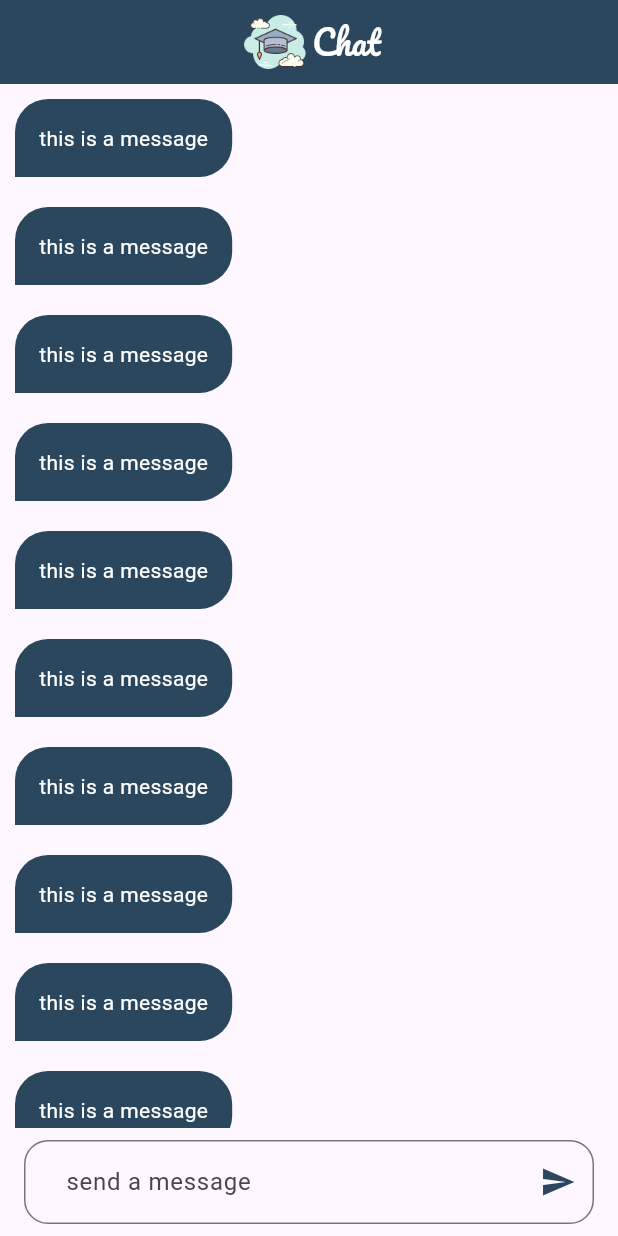
After one commit to ahmedmohsen302/chat_app, a Flutter app: the ChatView screen opened by its route, on a phone screen of 412 x 824 dp. The commit adds this screen. Run offline on Flutter 3.47's test engine with Material 3 defaults, Android fonts, the phone set to English and light mode, and no system bars; our stand-ins replace firebase_auth, firebase_core, modal_progress_hud_nsn; accounts and stored records are empty.

Commit message:
created chat view

```diff
--- a/lib/constants.dart
+++ b/lib/constants.dart
@@ -1,3 +1,4 @@
 import 'package:flutter/widgets.dart';
 
 const kPrimaryColor = Color(0xff2B475E);
+const kImage = 'assets/images/scholar.png';
--- a/lib/main.dart
+++ b/lib/main.dart
@@ -1,3 +1,4 @@
+import 'package:chat_app/views/chat_view.dart';
 import 'package:chat_app/views/login_view.dart';
 import 'package:chat_app/views/sign_up_view.dart';
 import 'package:firebase_core/firebase_core.dart';
@@ -19,6 +20,7 @@ class ChatApp extends StatelessWidget {
       routes: {
         LoginView.id: (context) => LoginView(),
         SignUpView.id: (context) => SignUpView(),
+        ChatView.id: (context) => ChatView(),
       },
       initialRoute: LoginView.id,
       debugShowCheckedModeBanner: false,
--- /dev/null
+++ b/lib/views/chat_view.dart
@@ -0,0 +1,55 @@
+import 'package:chat_app/constants.dart';
+import 'package:chat_app/widgets/chat_buble.dart';
+import 'package:flutter/material.dart';
+import 'package:flutter/widgets.dart';
+
+class ChatView extends StatelessWidget {
+  const ChatView({super.key});
+  static String id = 'chatView';
+
+  @override
+  Widget build(BuildContext context) {
+    return Scaffold(
+      appBar: AppBar(
+        automaticallyImplyLeading: false,
+        backgroundColor: kPrimaryColor,
+        title: Row(
+          mainAxisAlignment: MainAxisAlignment.center,
+          children: [
+            Image.asset(kImage, height: 50),
+            Text(
+              'Chat',
+              style: TextStyle(color: Colors.white, fontFamily: 'pacifico'),
+            ),
+          ],
+        ),
+      ),
+      body: Column(
+        children: [
+          Expanded(
+            child: ListView.builder(
+              physics: BouncingScrollPhysics(),
+              itemBuilder: (context, index) {
+                return ChatBuble();
+              },
+            ),
+          ),
+          Padding(
+            padding: const EdgeInsets.symmetric(horizontal: 16.0, vertical: 8),
+            child: TextField(
+              decoration: InputDecoration(
+                hintText: 'send a message',
+                suffixIcon: Icon(Icons.send, color: kPrimaryColor),
+                border: OutlineInputBorder(
+                  gapPadding: 16,
+                  borderRadius: BorderRadius.circular(16),
+                  borderSide: BorderSide(color: Colors.black),
+                ),
+              ),
+            ),
+          ),
+        ],
+      ),
+    );
+  }
+}
--- a/lib/views/login_view.dart
+++ b/lib/views/login_view.dart
@@ -1,5 +1,6 @@
 import 'package:chat_app/constants.dart';
 import 'package:chat_app/helper/show_snack_bar.dart';
+import 'package:chat_app/views/chat_view.dart';
 import 'package:chat_app/views/sign_up_view.dart';
 import 'package:chat_app/widgets/custom_button.dart';
 import 'package:chat_app/widgets/custom_text_field.dart';
@@ -78,7 +79,7 @@ class _LoginViewState extends State<LoginView> {
                       setState(() {});
                       try {
                         await logIn();
-                        showSnackBar(context, 'success');
+                        Navigator.pushNamed(context, ChatView.id);
                       } on FirebaseAuthException catch (e) {
                         if (e.code == 'user-not-found') {
                           showSnackBar(context, 'No user found for that email');
--- a/lib/views/sign_up_view.dart
+++ b/lib/views/sign_up_view.dart
@@ -1,5 +1,6 @@
 import 'package:chat_app/constants.dart';
 import 'package:chat_app/helper/show_snack_bar.dart';
+import 'package:chat_app/views/chat_view.dart';
 import 'package:chat_app/widgets/custom_button.dart';
 import 'package:chat_app/widgets/custom_text_field.dart';
 import 'package:firebase_auth/firebase_auth.dart';
@@ -77,7 +78,7 @@ class _SignUpViewState extends State<SignUpView> {
                       setState(() {});
                       try {
                         await signUp();
-                        showSnackBar(context, 'success');
+                        Navigator.pushNamed(context, ChatView.id);
                       } on FirebaseAuthException catch (e) {
                         if (e.code == 'weak-password') {
                           showSnackBar(context, 'Weak password');
--- /dev/null
+++ b/lib/widgets/chat_buble.dart
@@ -0,0 +1,27 @@
+import 'package:chat_app/constants.dart';
+import 'package:flutter/material.dart';
+import 'package:flutter/widgets.dart';
+
+class ChatBuble extends StatelessWidget {
+  const ChatBuble({super.key});
+
+  @override
+  Widget build(BuildContext context) {
+    return Align(
+      alignment: Alignment.centerLeft,
+      child: Container(
+        padding: EdgeInsets.all(16),
+        margin: EdgeInsets.all(10),
+        decoration: BoxDecoration(
+          color: kPrimaryColor,
+          borderRadius: BorderRadius.only(
+            bottomRight: Radius.circular(22),
+            topLeft: Radius.circular(22),
+            topRight: Radius.circular(22),
+          ),
+        ),
+        child: Text('this is a message', style: TextStyle(color: Colors.white)),
+      ),
+    );
+  }
+}
```
